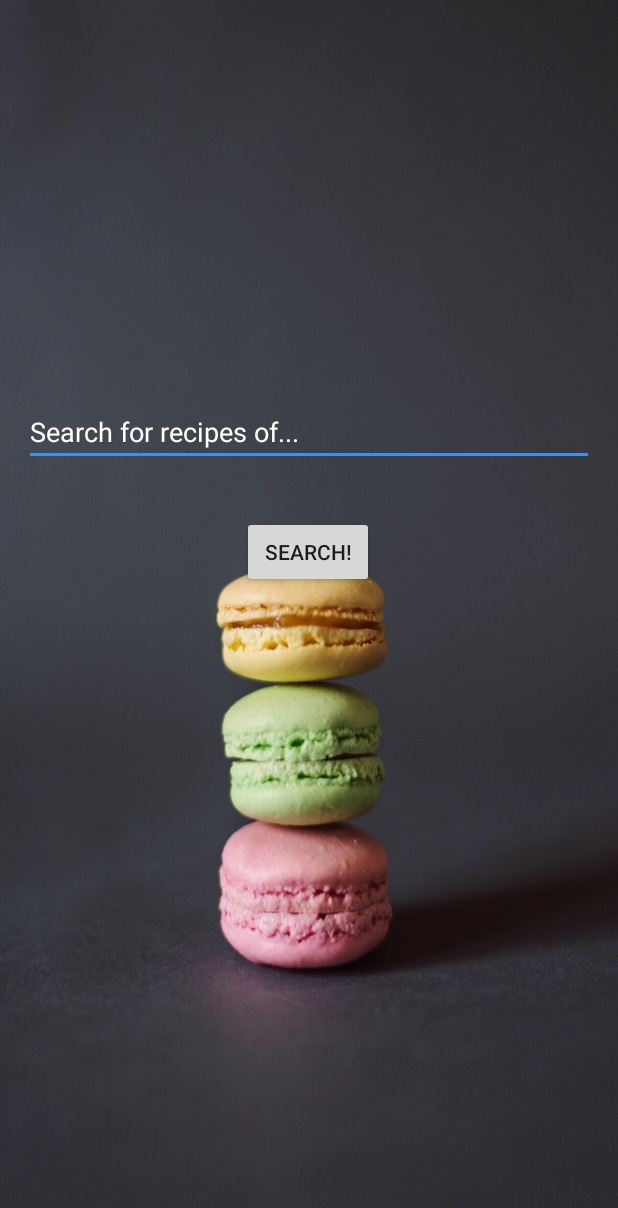
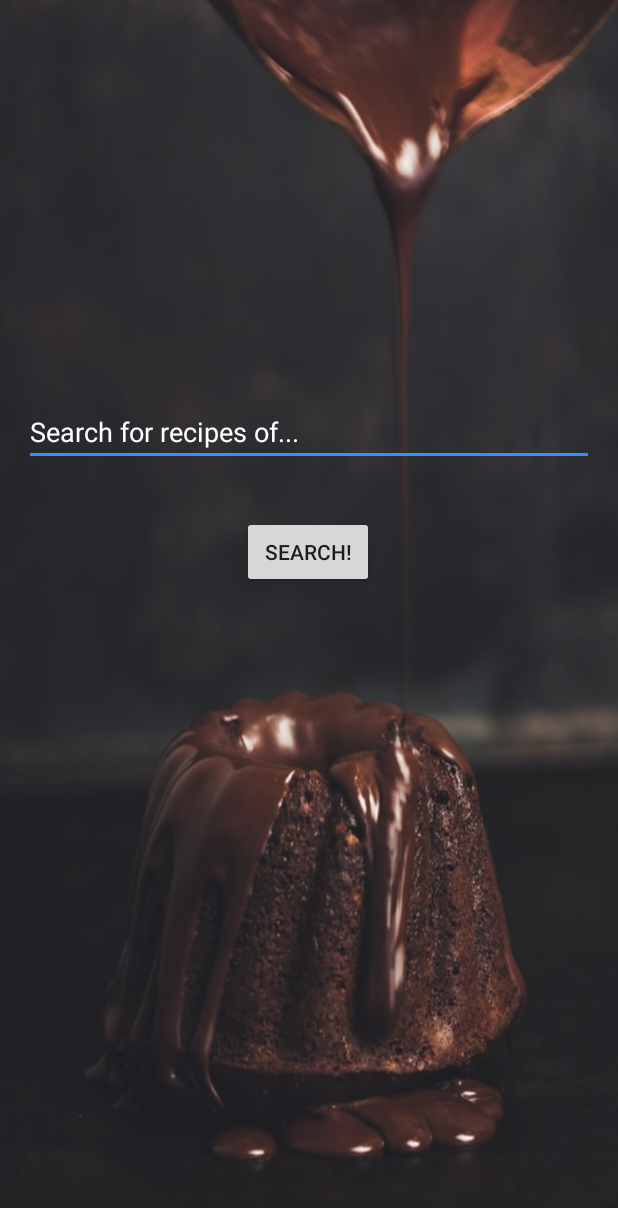
Before and after one commit to henrywong1/MyRecipeApp, an Android app: the screen it shows after launch (MainActivity), on a phone screen of 412 x 824 dp. Shown: the top 1208 px of the screen. Run offline under Robolectric (Android 15) with nearby library versions, the phone set to English and light mode, and no system bars.

Commit message:
Re-enabled search button if back pressed, changed background due to issues with resolution

```diff
--- a/app/src/main/java/com/example/henry/myrecipeapp/MainActivity.java
+++ b/app/src/main/java/com/example/henry/myrecipeapp/MainActivity.java
@@ -102,7 +102,6 @@ public class MainActivity extends AppCompatActivity {
             HttpURLConnection urlConnection = null;
 
 
-
             try{
                 url = new URL(urls[0]);
                 urlConnection = (HttpURLConnection) url.openConnection();
@@ -168,7 +167,7 @@ public class MainActivity extends AppCompatActivity {
             Intent intent = new Intent(getApplicationContext(), listActivity.class);
             startActivity(intent);
 
-
+            button.setEnabled(true);
 
         }
     }
--- a/app/src/main/res/layout/activity_main.xml
+++ b/app/src/main/res/layout/activity_main.xml
@@ -4,7 +4,7 @@
     xmlns:tools="http://schemas.android.com/tools"
     android:layout_width="match_parent"
     android:layout_height="match_parent"
-    android:background="@drawable/food"
+    android:background="@drawable/food1"
     tools:context="com.example.henry.myrecipeapp.MainActivity">
 
     <EditText
@@ -51,7 +51,7 @@
         android:visibility="invisible"
         app:layout_constraintBottom_toTopOf="@+id/searchEditText"
         app:layout_constraintEnd_toEndOf="parent"
-        app:layout_constraintHorizontal_bias="0.0"
+        app:layout_constraintHorizontal_bias="0.5"
         app:layout_constraintStart_toStartOf="parent"
         app:layout_constraintTop_toTopOf="parent" />
 
```
